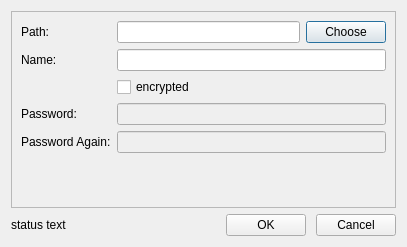
Old version of the form ui/create-repo-dialog.ui in the repository haiwen/seafile-client.
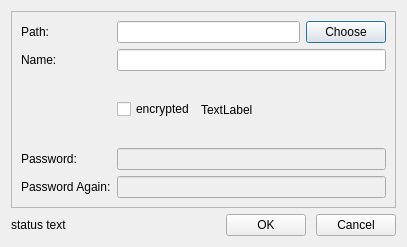
New version of the form.

Commit message: Modify the string of create repo dialog

What changed in the file:
```diff
--- a/ui/create-repo-dialog.ui
+++ b/ui/create-repo-dialog.ui
@@ -25,14 +25,54 @@
      <property name="lineWidth">
       <number>0</number>
      </property>
-     <layout class="QFormLayout" name="formLayout">
-      <property name="fieldGrowthPolicy">
-       <enum>QFormLayout::AllNonFixedFieldsGrow</enum>
-      </property>
-      <item row="0" column="0">
-       <widget class="QLabel" name="label_4">
+     <layout class="QGridLayout" name="gridLayout">
+      <item row="2" column="1">
+       <layout class="QHBoxLayout" name="horizontalLayout_8">
+        <item>
+         <widget class="QCheckBox" name="mEncrypteCheckBox">
+          <property name="sizePolicy">
+           <sizepolicy hsizetype="Fixed" vsizetype="Fixed">
+            <horstretch>0</horstretch>
+            <verstretch>0</verstretch>
+           </sizepolicy>
+          </property>
+          <property name="text">
+           <string>encrypted</string>
+          </property>
+         </widget>
+        </item>
+        <item>
+         <widget class="QLabel" name="mTipLabel">
+          <property name="sizePolicy">
+           <sizepolicy hsizetype="Fixed" vsizetype="Preferred">
+            <horstretch>0</horstretch>
+            <verstretch>0</verstretch>
+           </sizepolicy>
+          </property>
+          <property name="text">
+           <string>TextLabel</string>
+          </property>
+         </widget>
+        </item>
+        <item>
+         <spacer name="horizontalSpacer_2">
+          <property name="orientation">
+           <enum>Qt::Horizontal</enum>
+          </property>
+          <property name="sizeHint" stdset="0">
+           <size>
+            <width>40</width>
+            <height>20</height>
+           </size>
+          </property>
+         </spacer>
+        </item>
+       </layout>
+      </item>
+      <item row="4" column="0">
+       <widget class="QLabel" name="mPasswordAgainLabel">
         <property name="text">
-         <string>Path:</string>
+         <string>Password Again:</string>
         </property>
        </widget>
       </item>
@@ -57,6 +97,13 @@
         </property>
        </widget>
       </item>
+      <item row="3" column="0">
+       <widget class="QLabel" name="mPasswordLabel">
+        <property name="text">
+         <string>Password:</string>
+        </property>
+       </widget>
+      </item>
       <item row="1" column="1">
        <widget class="QLineEdit" name="mName">
         <property name="sizePolicy">
@@ -67,20 +114,6 @@
         </property>
        </widget>
       </item>
-      <item row="2" column="1">
-       <widget class="QCheckBox" name="mEncrypteCheckBox">
-        <property name="text">
-         <string>encrypted</string>
-        </property>
-       </widget>
-      </item>
-      <item row="3" column="0">
-       <widget class="QLabel" name="mPasswordLabel">
-        <property name="text">
-         <string>Password:</string>
-        </property>
-       </widget>
-      </item>
       <item row="3" column="1">
        <widget class="QLineEdit" name="mPassword">
         <property name="enabled">
@@ -94,10 +127,10 @@
         </property>
        </widget>
       </item>
-      <item row="4" column="0">
-       <widget class="QLabel" name="mPasswordAgainLabel">
+      <item row="0" column="0">
+       <widget class="QLabel" name="label_4">
         <property name="text">
-         <string>Password Again:</string>
+         <string>Path:</string>
         </property>
        </widget>
       </item>
```
The commit also changes 1 other file.
